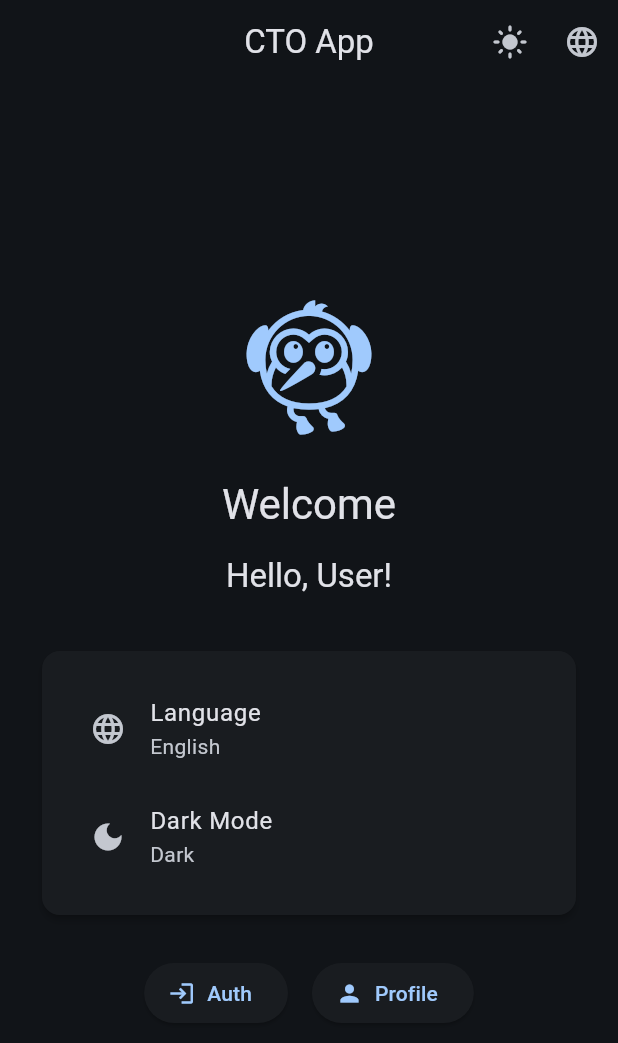
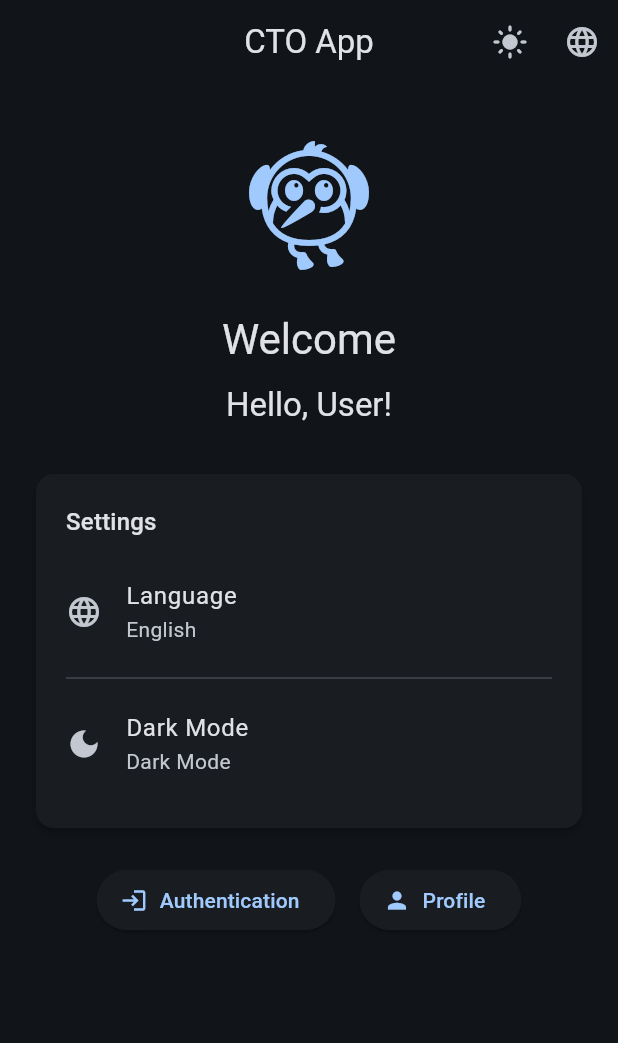
Before and after one commit to abdullah-az/adier, a Flutter app: the screen it shows after launch, after a tap on the "dark mode" icon, on a phone screen of 412 x 824 dp. Shown: the top 1043 px of the screen. Run offline on Flutter 3.47's test engine with Material 3 defaults, Android fonts, the phone set to English and light mode, and no system bars; our stand-ins replace dio, flutter_riverpod, go_router, responsive_framework.

Commit message:
feat(frontend/cto): bootstrap Flutter app with clean architecture, localization, and responsive shell
This change initializes the CTO Flutter app supporting Android, iOS, Web, and Desktop platforms. Implements clean architecture structure with modular folders, adds Riverpod for state management, go_router for navigation, and ARB/Intl-based localization with RTL (Arabic) and language switching. Includes global responsive theming (light/dark), a shell layout, pre-configured routing and error handling, and a placeholder UI for Home, Auth, and Profile features. Updates both project and feature documentation. The project is ready for rapid extension.

- Enables ProviderScope for dependency management
- Supports English/Arabic with runtime toggle and RTL layout
- Implements go_router shell navigation and UI structure
- Adds core data/model/network/feature boilerplate
- Improves README and architecture explanation

No breaking changes. Suitable as seed for multi-platform, multi-language Flutter apps.

```diff
--- a/frontend/cto/lib/l10n/app_ar.arb
+++ b/frontend/cto/lib/l10n/app_ar.arb
@@ -5,8 +5,12 @@
   "home": "الرئيسية",
   "profile": "الملف الشخصي",
   "settings": "الإعدادات",
+  "auth": "المصادقة",
   "language": "اللغة",
   "darkMode": "الوضع الداكن",
+  "lightMode": "الوضع الفاتح",
+  "authPlaceholder": "سيتم إضافة تسجيل الدخول وإنشاء الحساب هنا.",
+  "profilePlaceholder": "سيتم عرض معلومات الملف الشخصي هنا.",
   "english": "الإنجليزية",
   "arabic": "العربية",
   "hello": "مرحبا، {name}!"
--- a/frontend/cto/lib/l10n/app_en.arb
+++ b/frontend/cto/lib/l10n/app_en.arb
@@ -20,6 +20,10 @@
   "@settings": {
     "description": "Settings page title"
   },
+  "auth": "Authentication",
+  "@auth": {
+    "description": "Authentication page title"
+  },
   "language": "Language",
   "@language": {
     "description": "Language setting label"
@@ -27,6 +31,18 @@
   "darkMode": "Dark Mode",
   "@darkMode": {
     "description": "Dark mode toggle label"
+  },
+  "lightMode": "Light Mode",
+  "@lightMode": {
+    "description": "Light mode label"
+  },
+  "authPlaceholder": "Sign-in and registration flows will live here.",
+  "@authPlaceholder": {
+    "description": "Placeholder description for authentication feature"
+  },
+  "profilePlaceholder": "User profile information will be displayed here.",
+  "@profilePlaceholder": {
+    "description": "Placeholder description for profile feature"
   },
   "english": "English",
   "@english": {
--- a/frontend/cto/lib/l10n/app_localizations.dart
+++ b/frontend/cto/lib/l10n/app_localizations.dart
@@ -94,8 +94,8 @@ abstract class AppLocalizations {
 
   /// A list of this localizations delegate's supported locales.
   static const List<Locale> supportedLocales = <Locale>[
+    Locale('en'),
     Locale('ar'),
-    Locale('en'),
   ];
 
   /// The title of the application
@@ -128,6 +128,12 @@ abstract class AppLocalizations {
   /// **'Settings'**
   String get settings;
 
+  /// Authentication page title
+  ///
+  /// In en, this message translates to:
+  /// **'Authentication'**
+  String get auth;
+
   /// Language setting label
   ///
   /// In en, this message translates to:
@@ -140,6 +146,12 @@ abstract class AppLocalizations {
   /// **'Dark Mode'**
   String get darkMode;
 
+  /// Light mode label
+  ///
+  /// In en, this message translates to:
+  /// **'Light Mode'**
+  String get lightMode;
+
   /// English language option
   ///
   /// In en, this message translates to:
@@ -151,6 +163,18 @@ abstract class AppLocalizations {
   /// In en, this message translates to:
   /// **'Arabic'**
   String get arabic;
+
+  /// Placeholder description for authentication feature
+  ///
+  /// In en, this message translates to:
+  /// **'Sign-in and registration flows will live here.'**
+  String get authPlaceholder;
+
+  /// Placeholder description for profile feature
+  ///
+  /// In en, this message translates to:
+  /// **'User profile information will be displayed here.'**
+  String get profilePlaceholder;
 
   /// A greeting message
   ///
--- a/frontend/cto/lib/main.dart
+++ b/frontend/cto/lib/main.dart
@@ -1,11 +1,13 @@
 import 'package:flutter/material.dart';
 import 'package:flutter_riverpod/flutter_riverpod.dart';
-import 'package:flutter_localizations/flutter_localizations.dart';
+import 'package:responsive_framework/responsive_framework.dart';
+
 import 'l10n/app_localizations.dart';
+import 'src/core/constants/app_constants.dart';
+import 'src/core/localization/locale_provider.dart';
+import 'src/core/router/app_router.dart';
 import 'src/core/theme/app_theme.dart';
 import 'src/core/theme/theme_provider.dart';
-import 'src/core/localization/locale_provider.dart';
-import 'src/core/router/app_router.dart';
 
 void main() {
   runApp(
@@ -26,21 +28,25 @@ class MyApp extends ConsumerWidget {
     return MaterialApp.router(
       debugShowCheckedModeBanner: false,
       routerConfig: appRouter,
-      title: 'CTO App',
+      title: AppConstants.appName,
       theme: AppTheme.lightTheme(),
       darkTheme: AppTheme.darkTheme(),
       themeMode: themeMode,
       locale: locale,
-      localizationsDelegates: const [
-        AppLocalizations.delegate,
-        GlobalMaterialLocalizations.delegate,
-        GlobalWidgetsLocalizations.delegate,
-        GlobalCupertinoLocalizations.delegate,
-      ],
-      supportedLocales: const [
-        Locale('en'),
-        Locale('ar'),
-      ],
+      localizationsDelegates: AppLocalizations.localizationsDelegates,
+      supportedLocales: AppLocalizations.supportedLocales,
+      builder: (context, child) {
+        final appChild = child ?? const SizedBox.shrink();
+        return ResponsiveBreakpoints.builder(
+          child: appChild,
+          breakpoints: const [
+            Breakpoint(start: 0, end: 450, name: MOBILE),
+            Breakpoint(start: 451, end: 800, name: TABLET),
+            Breakpoint(start: 801, end: 1920, name: DESKTOP),
+            Breakpoint(start: 1921, end: double.infinity, name: '4K'),
+          ],
+        );
+      },
     );
   }
 }
--- a/frontend/cto/lib/src/core/constants/app_constants.dart
+++ b/frontend/cto/lib/src/core/constants/app_constants.dart
@@ -16,6 +16,10 @@ class AppConstants {
   static const String authRoute = '/auth';
   static const String profileRoute = '/profile';
 
+  static const String homeRouteName = 'home';
+  static const String authRouteName = 'auth';
+  static const String profileRouteName = 'profile';
+
   // Supported Locales
   static const String englishCode = 'en';
   static const String arabicCode = 'ar';
--- a/frontend/cto/lib/src/core/router/app_router.dart
+++ b/frontend/cto/lib/src/core/router/app_router.dart
@@ -1,32 +1,46 @@
 import 'package:flutter/material.dart';
 import 'package:go_router/go_router.dart';
+
+import '../../features/auth/auth_page.dart';
 import '../../features/home/home_page.dart';
-import '../../features/auth/auth_page.dart';
 import '../../features/profile/profile_page.dart';
 import '../constants/app_constants.dart';
+import 'app_shell.dart';
 
 final appRouter = GoRouter(
   initialLocation: AppConstants.homeRoute,
   routes: [
+    ShellRoute(
+      builder: (context, state, child) => AppShell(
+        state: state,
+        child: child,
+      ),
+      routes: [
         GoRoute(
           path: AppConstants.homeRoute,
-      name: 'home',
+          name: AppConstants.homeRouteName,
           builder: (context, state) => const HomePage(),
         ),
         GoRoute(
           path: AppConstants.authRoute,
-      name: 'auth',
+          name: AppConstants.authRouteName,
           builder: (context, state) => const AuthPage(),
         ),
         GoRoute(
           path: AppConstants.profileRoute,
-      name: 'profile',
+          name: AppConstants.profileRouteName,
           builder: (context, state) => const ProfilePage(),
         ),
       ],
-  errorBuilder: (context, state) => Scaffold(
-    body: Center(
+    ),
+  ],
+  errorBuilder: (context, state) => AppShell(
+    state: state,
+    child: Center(
+      child: Padding(
+        padding: const EdgeInsets.all(24),
         child: Text('Page not found: ${state.uri}'),
       ),
     ),
+  ),
 );
--- /dev/null
+++ b/frontend/cto/lib/src/core/router/app_shell.dart
@@ -0,0 +1,83 @@
+import 'package:flutter/material.dart';
+import 'package:flutter_riverpod/flutter_riverpod.dart';
+import 'package:go_router/go_router.dart';
+
+import '../../../l10n/app_localizations.dart';
+import '../constants/app_constants.dart';
+import '../localization/locale_provider.dart';
+import '../theme/theme_provider.dart';
+
+class AppShell extends ConsumerWidget {
+  const AppShell({
+    required this.state,
+    required this.child,
+    super.key,
+  });
+
+  final GoRouterState state;
+  final Widget child;
+
+  String _titleForRoute(AppLocalizations l10n) {
+    switch (state.name) {
+      case AppConstants.homeRouteName:
+        return l10n.appTitle;
+      case AppConstants.authRouteName:
+        return l10n.auth;
+      case AppConstants.profileRouteName:
+        return l10n.profile;
+      default:
+        return l10n.appTitle;
+    }
+  }
+
+  @override
+  Widget build(BuildContext context, WidgetRef ref) {
+    final l10n = AppLocalizations.of(context)!;
+    final themeMode = ref.watch(themeModeProvider);
+    final locale = ref.watch(localeProvider);
+    final isEnglish = locale.languageCode == AppConstants.englishCode;
+
+    final router = GoRouter.of(context);
+    final canPop = router.canPop();
+
+    return Scaffold(
+      appBar: AppBar(
+        leading: canPop
+            ? IconButton(
+                icon: const Icon(Icons.arrow_back),
+                onPressed: () => context.pop(),
+                tooltip: MaterialLocalizations.of(context).backButtonTooltip,
+              )
+            : null,
+        title: Text(_titleForRoute(l10n)),
+        actions: [
+          IconButton(
+            icon: Icon(
+              themeMode == ThemeMode.light ? Icons.dark_mode : Icons.light_mode,
+            ),
+            tooltip: themeMode == ThemeMode.light ? l10n.darkMode : l10n.lightMode,
+            onPressed: () {
+              ref.read(themeModeProvider.notifier).toggleThemeMode();
+            },
+          ),
+          IconButton(
+            icon: Icon(isEnglish ? Icons.language : Icons.translate),
+            tooltip: isEnglish ? l10n.arabic : l10n.english,
+            onPressed: () {
+              ref.read(localeProvider.notifier).toggleLocale();
+            },
+          ),
+        ],
+      ),
+      body: SafeArea(
+        child: AnimatedSwitcher(
+          duration: const Duration(milliseconds: 250),
+          child: KeyedSubtree(
+            key: state.pageKey,
+            child: child,
+          ),
+        ),
+      ),
+    );
+  }
+}
--- a/frontend/cto/lib/src/features/home/home_page.dart
+++ b/frontend/cto/lib/src/features/home/home_page.dart
@@ -1,6 +1,8 @@
 import 'package:flutter/material.dart';
 import 'package:flutter_riverpod/flutter_riverpod.dart';
 import 'package:go_router/go_router.dart';
+import 'package:responsive_framework/responsive_framework.dart';
+
 import '../../../l10n/app_localizations.dart';
 import '../../core/constants/app_constants.dart';
 import '../../core/localization/locale_provider.dart';
@@ -14,57 +16,52 @@ class HomePage extends ConsumerWidget {
     final l10n = AppLocalizations.of(context)!;
     final themeMode = ref.watch(themeModeProvider);
     final locale = ref.watch(localeProvider);
+    final breakpoints = ResponsiveBreakpoints.of(context);
+    final isLargeScreen = breakpoints.largerThan(TABLET);
 
-    return Scaffold(
-      appBar: AppBar(
-        title: Text(l10n.appTitle),
-        actions: [
-          IconButton(
-            icon: Icon(
-              themeMode == ThemeMode.light ? Icons.dark_mode : Icons.light_mode,
-            ),
-            onPressed: () {
-              ref.read(themeModeProvider.notifier).toggleThemeMode();
-            },
-            tooltip: l10n.darkMode,
-          ),
-          IconButton(
-            icon: const Icon(Icons.language),
-            onPressed: () {
-              ref.read(localeProvider.notifier).toggleLocale();
-            },
-            tooltip: l10n.language,
-          ),
-        ],
-      ),
-      body: Center(
-        child: Padding(
-          padding: const EdgeInsets.all(24.0),
+    final iconSize = isLargeScreen ? 120.0 : 96.0;
+
+    return SingleChildScrollView(
+      padding: const EdgeInsets.symmetric(horizontal: 24, vertical: 32),
+      child: Center(
+        child: ConstrainedBox(
+          constraints: const BoxConstraints(maxWidth: 720),
           child: Column(
-            mainAxisAlignment: MainAxisAlignment.center,
+            mainAxisSize: MainAxisSize.min,
+            crossAxisAlignment: CrossAxisAlignment.stretch,
             children: [
               Icon(
                 Icons.flutter_dash,
-                size: 100,
+                size: iconSize,
                 color: Theme.of(context).colorScheme.primary,
               ),
               const SizedBox(height: 24),
               Text(
                 l10n.welcome,
+                textAlign: TextAlign.center,
                 style: Theme.of(context).textTheme.headlineMedium,
               ),
-              const SizedBox(height: 16),
+              const SizedBox(height: 12),
               Text(
                 l10n.hello('User'),
+                textAlign: TextAlign.center,
                 style: Theme.of(context).textTheme.titleLarge,
               ),
               const SizedBox(height: 32),
               Card(
+                margin: EdgeInsets.zero,
                 child: Padding(
-                  padding: const EdgeInsets.all(16.0),
+                  padding: const EdgeInsets.all(20),
                   child: Column(
+                    crossAxisAlignment: CrossAxisAlignment.stretch,
                     children: [
+                      Text(
+                        l10n.settings,
+                        style: Theme.of(context).textTheme.titleMedium,
+                      ),
+                      const SizedBox(height: 12),
                       ListTile(
+                        contentPadding: EdgeInsets.zero,
                         leading: const Icon(Icons.language),
                         title: Text(l10n.language),
                         subtitle: Text(
@@ -73,7 +70,9 @@ class HomePage extends ConsumerWidget {
                               : l10n.arabic,
                         ),
                       ),
+                      const Divider(),
                       ListTile(
+                        contentPadding: EdgeInsets.zero,
                         leading: Icon(
                           themeMode == ThemeMode.light
                               ? Icons.light_mode
@@ -81,7 +80,9 @@ class HomePage extends ConsumerWidget {
                         ),
                         title: Text(l10n.darkMode),
                         subtitle: Text(
-                          themeMode == ThemeMode.light ? 'Light' : 'Dark',
+                          themeMode == ThemeMode.light
+                              ? l10n.lightMode
+                              : l10n.darkMode,
                         ),
                       ),
                     ],
@@ -89,21 +90,18 @@ class HomePage extends ConsumerWidget {
                 ),
               ),
               const SizedBox(height: 24),
-              Row(
-                mainAxisAlignment: MainAxisAlignment.center,
+              Wrap(
+                spacing: 16,
+                runSpacing: 16,
+                alignment: WrapAlignment.center,
                 children: [
                   ElevatedButton.icon(
-                    onPressed: () {
-                      context.push(AppConstants.authRoute);
-                    },
+                    onPressed: () => context.push(AppConstants.authRoute),
                     icon: const Icon(Icons.login),
-                    label: const Text('Auth'),
+                    label: Text(l10n.auth),
                   ),
-                  const SizedBox(width: 16),
                   ElevatedButton.icon(
-                    onPressed: () {
-                      context.push(AppConstants.profileRoute);
-                    },
+                    onPressed: () => context.push(AppConstants.profileRoute),
                     icon: const Icon(Icons.person),
                     label: Text(l10n.profile),
                   ),
```
Also changed, not shown: frontend/cto/lib/l10n/app_localizations_ar.dart (+12 -0 lines), frontend/cto/lib/l10n/app_localizations_en.dart (+14 -0 lines), frontend/cto/lib/src/data/models/user_model.dart (+41 -13 lines), frontend/cto/lib/src/features/auth/auth_page.dart (+17 -18 lines), frontend/cto/lib/src/features/profile/profile_page.dart (+13 -17 lines), 3 other files. Lines whose indentation alone changed are shown as unchanged.
